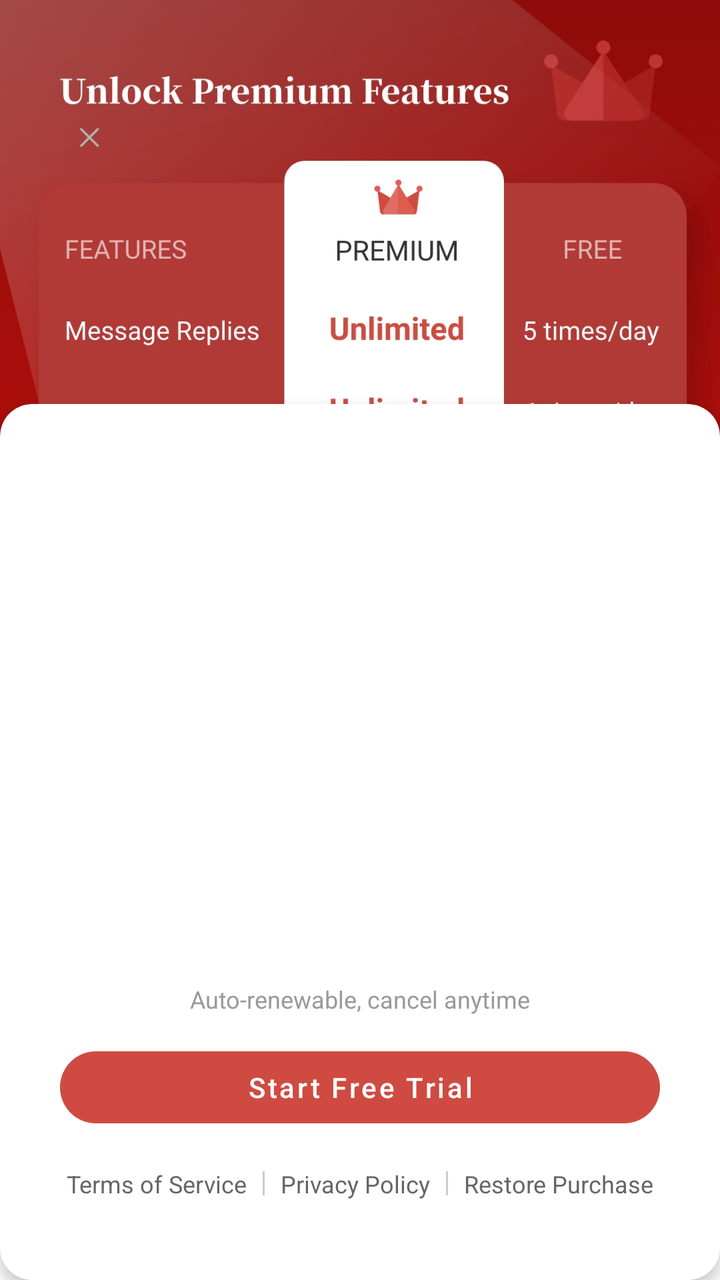
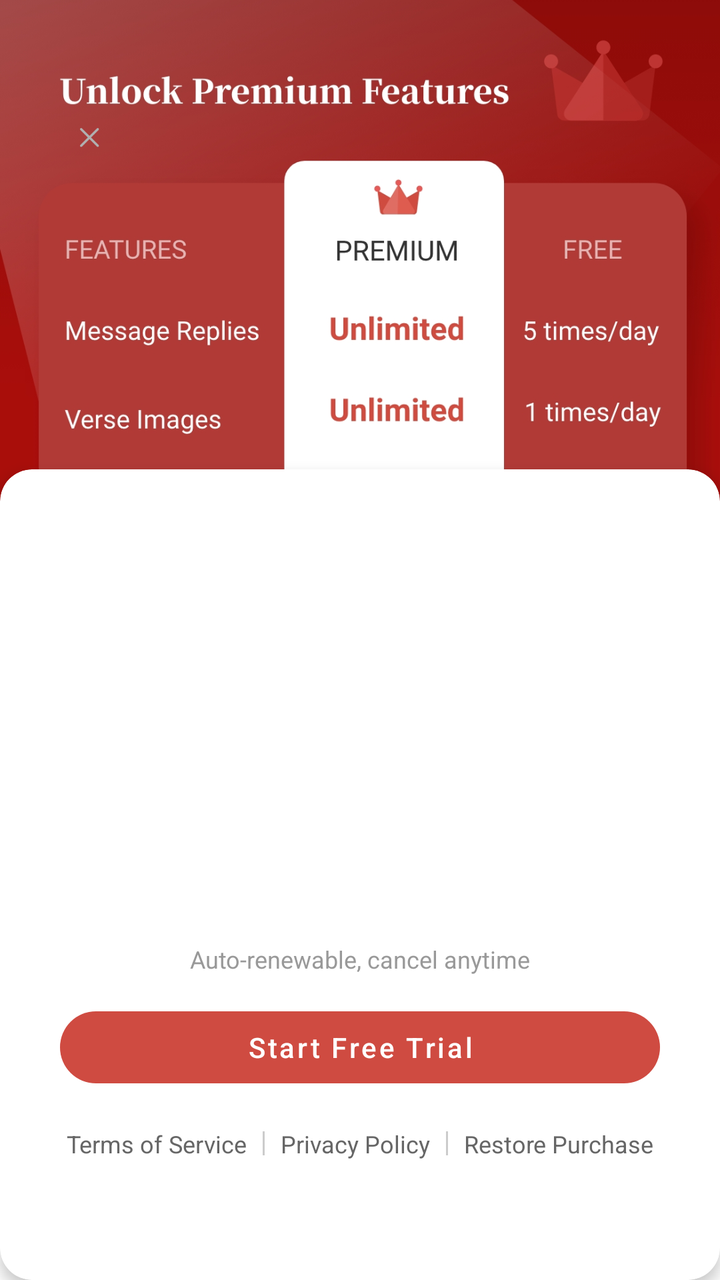

Two renders of the same Android screen: before a commit and after it. Below are the layout's source before the change and the commit's diff.
<!-- AndroidManifest.xml: application theme GGTheme -->
<!-- res/layout/fragment_billing.xml -->
<?xml version="1.0" encoding="utf-8"?>
<FrameLayout xmlns:android="http://schemas.android.com/apk/res/android"
    xmlns:app="http://schemas.android.com/apk/res-auto"
    android:layout_width="match_parent"
    android:layout_height="match_parent">

    <LinearLayout
        android:layout_width="match_parent"
        android:layout_height="match_parent"
        android:orientation="vertical">

        <FrameLayout
            android:layout_width="match_parent"
            android:layout_height="0dp"
            android:layout_weight="3">

            <ImageView
                android:id="@+id/photoView"
                android:layout_width="match_parent"
                android:layout_height="match_parent"
                android:scaleType="centerCrop"
                android:src="@mipmap/ic_products" />

            <ImageView
                android:id="@+id/exit"
                android:layout_width="wrap_content"
                android:layout_height="wrap_content"
                android:layout_marginLeft="24dp"
                android:layout_marginTop="48dp"
                android:padding="16dp"
                android:src="@mipmap/ic_exit_mini" />
        </FrameLayout>

        <View
            android:layout_width="1dp"
            android:layout_height="0dp"
            android:layout_weight="2" />
    </LinearLayout>
    
    <com.google.android.material.card.MaterialCardView
        android:layout_width="match_parent"
        android:layout_height="wrap_content"
        android:layout_gravity="bottom"
        app:cardBackgroundColor="@android:color/white"
        app:cardCornerRadius="16dp"
        app:cardElevation="4dp"
        app:strokeColor="@android:color/transparent"
        app:strokeWidth="0dp">

        <LinearLayout
            android:layout_width="match_parent"
            android:layout_height="wrap_content"
            android:orientation="vertical"
            android:paddingTop="20dp"
            android:paddingBottom="20dp"
            android:paddingLeft="30dp"
            android:paddingRight="30dp">

            
            <androidx.cardview.widget.CardView
                android:id="@+id/product1_container"
                android:layout_width="match_parent"
                android:layout_height="wrap_content"
                app:cardBackgroundColor="@android:color/transparent"
                app:cardCornerRadius="12dp"
                app:cardElevation="0dp"
                android:visibility="invisible"
                app:cardPreventCornerOverlap="false">

                <include layout="@layout/item_product_card" />

            </androidx.cardview.widget.CardView>

            
            <androidx.cardview.widget.CardView
                android:id="@+id/product2_container"
                android:layout_width="match_parent"
                android:layout_height="wrap_content"
                android:layout_marginTop="20dp"
                android:visibility="invisible"
                app:cardBackgroundColor="@android:color/transparent"
                app:cardCornerRadius="12dp"
                app:cardElevation="0dp"
                app:cardPreventCornerOverlap="false">

                <include layout="@layout/item_product_card" />
            </androidx.cardview.widget.CardView>

            
            <TextView
                android:id="@+id/text_auto_renew"
                android:layout_width="match_parent"
                android:layout_height="wrap_content"
                android:layout_marginTop="38dp"
                android:gravity="center"
                android:text="@string/auto_renew_text"
                android:textColor="#999999"
                android:textSize="12sp" />

            <com.google.android.material.button.MaterialButton
                android:id="@+id/button_start_trial"
                android:layout_width="match_parent"
                android:layout_height="48dp"
                android:layout_marginTop="12dp"
                android:stateListAnimator="@null"
                android:text="@string/start_trial_button"
                android:textAllCaps="false"
                android:textColor="@color/white"
                android:textSize="14sp"
                app:backgroundTint="@color/bg_bill_menu"
                app:cornerRadius="24dp"
                app:elevation="0dp"
                app:strokeWidth="0dp" />

            
            <LinearLayout
                android:layout_width="match_parent"
                android:layout_height="wrap_content"
                android:layout_marginTop="16dp"
                android:layout_marginBottom="20dp"
                android:gravity="center"
                android:orientation="horizontal">

                <TextView
                    android:id="@+id/text_terms"
                    android:layout_width="wrap_content"
                    android:layout_height="wrap_content"
                    android:text="@string/terms_of_service"
                    android:textColor="#666666"
                    android:textSize="12sp" />

                <View
                    android:layout_width="1dp"
                    android:layout_height="12dp"
                    android:layout_marginHorizontal="8dp"
                    android:background="#CCCCCC" />

                <TextView
                    android:id="@+id/text_privacy"
                    android:layout_width="wrap_content"
                    android:layout_height="wrap_content"
                    android:text="@string/privacy_policy"
                    android:textColor="#666666"
                    android:textSize="12sp" />

                <View
                    android:layout_width="1dp"
                    android:layout_height="12dp"
                    android:layout_marginHorizontal="8dp"
                    android:background="#CCCCCC" />

                <TextView
                    android:id="@+id/text_restore"
                    android:layout_width="wrap_content"
                    android:layout_height="wrap_content"
                    android:text="@string/restore_subscription"
                    android:textColor="#666666"
                    android:textSize="12sp" />

            </LinearLayout>
        </LinearLayout>

    </com.google.android.material.card.MaterialCardView>

</FrameLayout>
<!-- res/layout/item_product_card.xml (included above) -->
<?xml version="1.0" encoding="utf-8"?>
<merge xmlns:android="http://schemas.android.com/apk/res/android"
    xmlns:app="http://schemas.android.com/apk/res-auto"
    xmlns:tools="http://schemas.android.com/tools">
    <FrameLayout
        android:layout_width="match_parent"
        android:layout_height="wrap_content">

        <RelativeLayout
            android:id="@+id/product1"
            android:layout_width="match_parent"
            android:layout_height="wrap_content"
            android:layout_marginTop="10dp"
            android:background="@drawable/card_product_selector"
            android:padding="16dp">

            
            <TextView
                android:id="@+id/text_title"
                android:layout_width="match_parent"
                android:layout_height="wrap_content"
                android:layout_marginEnd="60dp"
                android:text="@string/trial_title"
                android:textColor="#E53935"
                android:textSize="18sp"
                android:textStyle="bold" />

            
            <TextView
                android:id="@+id/text_price"
                android:layout_width="match_parent"
                android:layout_height="wrap_content"
                android:layout_below="@id/text_title"
                android:layout_marginTop="4dp"
                android:layout_marginEnd="60dp"
                android:text="@string/trial_price"
                android:textColor="#666666"
                android:textSize="14sp" />

        </RelativeLayout>

        
        <TextView
            android:id="@+id/badge_save"
            android:layout_width="wrap_content"
            android:layout_height="wrap_content"
            android:layout_marginRight="12dp"
            android:layout_gravity="right|top"
            android:background="@drawable/bg_save_badge"
            android:paddingHorizontal="8dp"
            android:paddingVertical="4dp"
            android:text="@string/save_badge"
            android:textColor="@android:color/white"
            android:textSize="12sp"/>

    </FrameLayout>


</merge>
<!-- resources referenced by this layout -->
<resources>
  <color name="bg_bill_menu">#CF4B41</color>
  <color name="white">#FFFFFFFF</color>
  <!-- drawable bg_save_badge (drawable) -->
  <?xml version="1.0" encoding="utf-8"?>
  <shape xmlns:android="http://schemas.android.com/apk/res/android">
      <solid android:color="@color/bg_bill_menu" />
      <corners android:radius="10dp" />
  </shape>
  <!-- drawable card_product_selector (drawable) -->
  <?xml version="1.0" encoding="utf-8"?>
  <selector xmlns:android="http://schemas.android.com/apk/res/android">
      <item android:state_selected="true">
          <shape>
              <solid android:color="@android:color/white" />
              <stroke android:width="2dp" android:color="#E53935" />
              <corners android:radius="12dp" />
          </shape>
      </item>
      <item>
          <shape>
              <solid android:color="#F5F5F5" />
              <stroke android:width="0dp" android:color="@android:color/transparent" />
              <corners android:radius="12dp" />
          </shape>
      </item>
  </selector>
  <!-- mipmap ic_exit_mini: png bitmap (mipmap-hdpi, 587 bytes) -->
  <!-- mipmap ic_products: webp bitmap (mipmap-xxxhdpi, 266196 bytes) -->
  <string name="auto_renew_text">Auto-renewable, cancel anytime</string>
  <string name="privacy_policy">Privacy Policy</string>
  <string name="restore_subscription">Restore Purchase</string>
  <string name="save_badge">Save 38%</string>
  <string name="start_trial_button">Start Free Trial</string>
  <string name="terms_of_service">Terms of Service</string>
  <string name="trial_price">Then $49.99/year, only $0.96/week</string>
  <string name="trial_title">7-day free trial</string>
  <style name="GGTheme" parent="Theme.MaterialComponents.Light.Bridge">
          <item name="android:windowIsTranslucent">true</item>
  
          
  
          
          <item name="android:windowFullscreen">false</item>
          <item name="windowActionBar">false</item>
          <item name="android:windowActionBar">false</item>
          <item name="windowNoTitle">true</item>
          <item name="android:windowNoTitle">true</item>
          
          <item name="android:windowBackground">@color/white</item>
          
          <item name="android:navigationBarColor">@color/white</item>
          
          <item name="android:statusBarColor">@color/white</item>
  
  
  
  
  
          <item name="colorPrimary">@color/white</item>
          <item name="colorPrimaryDark">#2D8659</item>
  
          <item name="colorAccent">#339966</item>
          <item name="colorControlNormal">@color/text_primary</item>
  
          <item name="outcomingDefaultBubbleColor">#2D8659</item>
          <item name="outcomingDefaultBubblePressedColor">#2D8659</item>
  
  
  
  
      </style>
  <color name="text_primary">@android:color/black</color>
</resources>

<!-- the commit's change to res/layout/fragment_billing.xml (unified diff, before → after) -->
@@ -52,7 +52,7 @@
             android:layout_height="wrap_content"
             android:orientation="vertical"
             android:paddingTop="20dp"
-            android:paddingBottom="20dp"
+            android:paddingBottom="40dp"
             android:paddingLeft="30dp"
             android:paddingRight="30dp">
 
@@ -76,7 +76,7 @@
                 android:id="@+id/product2_container"
                 android:layout_width="match_parent"
                 android:layout_height="wrap_content"
-                android:layout_marginTop="20dp"
+                android:layout_marginTop="16dp"
                 android:visibility="invisible"
                 app:cardBackgroundColor="@android:color/transparent"
                 app:cardCornerRadius="12dp"
@@ -91,7 +91,7 @@
                 android:id="@+id/text_auto_renew"
                 android:layout_width="match_parent"
                 android:layout_height="wrap_content"
-                android:layout_marginTop="38dp"
+                android:layout_marginTop="22dp"
                 android:gravity="center"
                 android:text="@string/auto_renew_text"
                 android:textColor="#999999"
@@ -185,7 +185,7 @@
                 android:id="@+id/text_title"
                 android:layout_width="match_parent"
                 android:layout_height="wrap_content"
-                android:layout_marginEnd="60dp"
+                android:layout_marginEnd="20dp"
                 android:text="@string/trial_title"
                 android:textColor="#E53935"
                 android:textSize="18sp"
@@ -198,7 +198,7 @@
                 android:layout_height="wrap_content"
                 android:layout_below="@id/text_title"
                 android:layout_marginTop="4dp"
-                android:layout_marginEnd="60dp"
+                android:layout_marginEnd="20dp"
                 android:text="@string/trial_price"
                 android:textColor="#666666"
                 android:textSize="14sp" />
